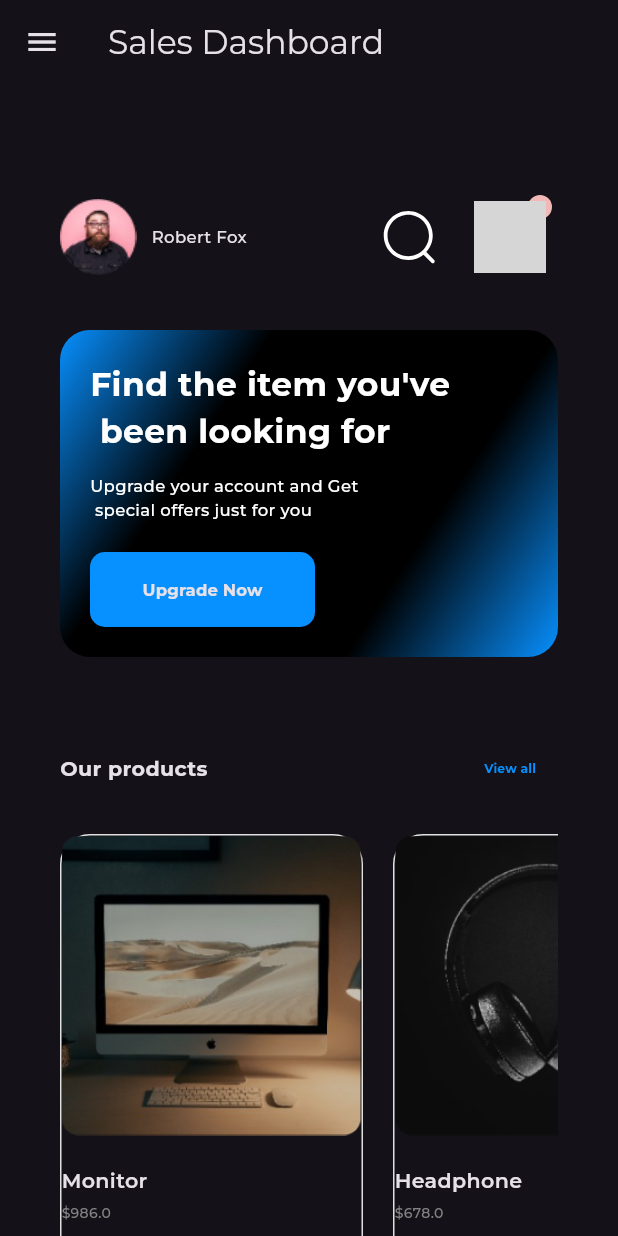
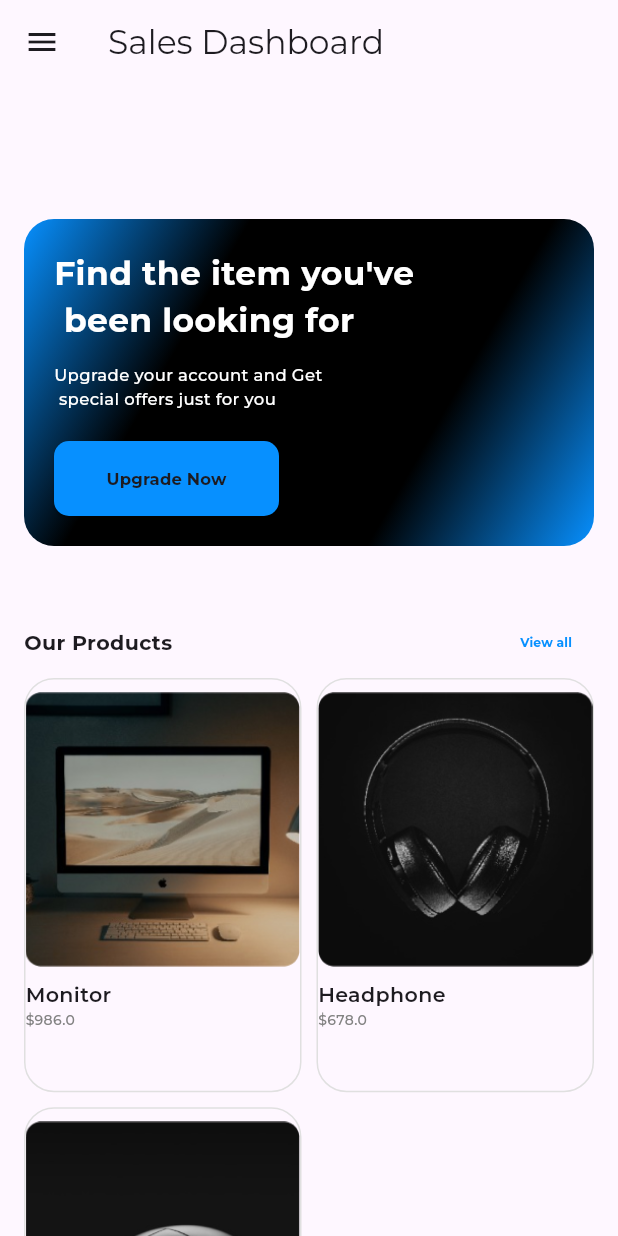
Before and after one commit to KhaledElalfy1/sales-responsive-dashboard, a Flutter app: the screen it shows after launch, on a phone screen of 412 x 824 dp. Run offline on Flutter 3.47's test engine with Material 3 defaults, Android fonts, the phone set to English and light mode, and no system bars; our stand-ins replace device_preview, flutter_svg, google_fonts; grey boxes are pictures that could not be loaded.

Commit message:
finish mobile layout

```diff
--- a/lib/features/home/presentation/view/widgets/card_item_list_view.dart
+++ b/lib/features/home/presentation/view/widgets/card_item_list_view.dart
@@ -31,6 +31,7 @@ class CardItemListView extends StatelessWidget {
     return SizedBox(
       height: products.length * (100.0 + 10),
       child: ListView.separated(
+        physics: const NeverScrollableScrollPhysics(),
         itemCount: products.length,
         itemBuilder: (context, index) => CardItemWidget(
           productModel: products[index],
--- a/lib/features/home/presentation/view/widgets/custom_card_button.dart
+++ b/lib/features/home/presentation/view/widgets/custom_card_button.dart
@@ -13,8 +13,8 @@ class CustomCardButton extends StatelessWidget {
     return Padding(
       padding: const EdgeInsets.symmetric(horizontal: 5.0),
       child: SizedBox(
-        height: 30,
-        width: 30,
+        height: 25,
+        width: 25,
         child: IconButton(
           style: ButtonStyle(
             shape: WidgetStateProperty.all(
@@ -29,7 +29,7 @@ class CustomCardButton extends StatelessWidget {
           onPressed: onPressed,
           icon: Icon(
             icon,
-            size: 15,
+            size: 12,
           ),
         ),
       ),
--- a/lib/features/home/presentation/view/widgets/custom_product_card.dart
+++ b/lib/features/home/presentation/view/widgets/custom_product_card.dart
@@ -24,13 +24,7 @@ class CustomProductCard extends StatelessWidget {
             productModel.image,
             height: 200,
           ),
-          const SizedBox(
-            height: 20,
-          ),
           Text(productModel.name, style: AppFonts.semiBold25(context)),
-          const SizedBox(
-            height: 5,
-          ),
           Text(
             '\$${productModel.price}',
             style: AppFonts.medium17(context)
--- a/lib/features/home/presentation/view/widgets/mobile_layout.dart
+++ b/lib/features/home/presentation/view/widgets/mobile_layout.dart
@@ -1,7 +1,10 @@
 import 'package:flutter/material.dart';
 import 'package:sales_responsive_dashboard/features/home/presentation/view/widgets/card_section.dart';
+import 'package:sales_responsive_dashboard/features/home/presentation/view/widgets/custom_product_card_grid.dart';
 import 'package:sales_responsive_dashboard/features/home/presentation/view/widgets/drawer_section.dart';
-import 'package:sales_responsive_dashboard/features/home/presentation/view/widgets/product_section.dart';
+import 'package:sales_responsive_dashboard/features/home/presentation/view/widgets/production_action_header.dart';
+import 'package:sales_responsive_dashboard/features/home/presentation/view/widgets/special_for_you_card_list_view.dart';
+import 'package:sales_responsive_dashboard/features/home/presentation/view/widgets/upgrade_promotion_widget.dart';
 
 class MobileLayout extends StatelessWidget {
   const MobileLayout({super.key});
@@ -15,11 +18,34 @@ class MobileLayout extends StatelessWidget {
         drawer: const Drawer(
           child: DrawerSection(),
         ),
-        body: ListView(
-          children: const [
-            ProductSection(),
-            CardSection(),
-          ],
+        body: Padding(
+          padding: const EdgeInsets.symmetric(horizontal: 16.0),
+          child: CustomScrollView(
+            slivers: [
+              const SliverToBoxAdapter(child: SizedBox(height: 50)),
+              const SliverToBoxAdapter(child: SizedBox(height: 40)),
+              const SliverToBoxAdapter(child: UpgradePromotionWidget()),
+              const SliverToBoxAdapter(child: SizedBox(height: 40)),
+              SliverToBoxAdapter(
+                child: ProductActionHeader(
+                  title: 'Our Products',
+                  onTap: () {},
+                ),
+              ),
+              const CustomProductCardGrid(childAspectRatio: 0.67),
+              const SliverToBoxAdapter(child: SizedBox(height: 20)),
+              SliverToBoxAdapter(
+                child: ProductActionHeader(
+                  title: 'Special for you',
+                  onTap: () {},
+                ),
+              ),
+              const SliverToBoxAdapter(child: SizedBox(height: 20)),
+              const SliverToBoxAdapter(child: SpecialForYouCardsListView()),
+              const SliverToBoxAdapter(child: SizedBox(height: 20)),
+              const SliverToBoxAdapter(child: CardSection()),
+            ],
+          ),
         ));
   }
 }
--- a/lib/main.dart
+++ b/lib/main.dart
@@ -1,9 +1,14 @@
+import 'package:device_preview/device_preview.dart';
 import 'package:flutter/material.dart';
 import 'package:sales_responsive_dashboard/core/themes/app_themes.dart';
 import 'package:sales_responsive_dashboard/features/home/presentation/view/home_view.dart';
 
 void main() {
-  runApp(const MyApp());
+  runApp(
+    DevicePreview(builder: (context) {
+      return const MyApp();
+    }),
+  );
 }
 
 class MyApp extends StatelessWidget {
@@ -13,10 +18,12 @@ class MyApp extends StatelessWidget {
   Widget build(BuildContext context) {
     return MaterialApp(
       debugShowCheckedModeBanner: false,
+      locale: DevicePreview.locale(context),
+      builder: DevicePreview.appBuilder,
       home: const HomeView(),
       theme: AppThemes().lightTheme,
       darkTheme: AppThemes().darkTheme,
-      themeMode: ThemeMode.dark,
+      themeMode: ThemeMode.light,
     );
   }
 }
--- a/pubspec.yaml
+++ b/pubspec.yaml
@@ -2,7 +2,7 @@ name: sales_responsive_dashboard
 description: "A new Flutter project."
 # The following line prevents the package from being accidentally published to
 # pub.dev using `flutter pub publish`. This is preferred for private packages.
-publish_to: 'none' # Remove this line if you wish to publish to pub.dev
+publish_to: "none" # Remove this line if you wish to publish to pub.dev
 
 # The following defines the version and build number for your application.
 # A version number is three numbers separated by dots, like 1.2.43
@@ -29,6 +29,7 @@ environment:
 # versions available, run `flutter pub outdated`.
 dependencies:
   cupertino_icons: ^1.0.8
+  device_preview: ^1.2.0
   flutter:
     sdk: flutter
   flutter_svg: ^2.0.17
@@ -44,7 +45,6 @@ dev_dependencies:
 # following page: https://dart.dev/tools/pub/pubspec
 # The following section is specific to Flutter packages.
 flutter:
-
   # The following line ensures that the Material Icons font is
   # included with your application, so that you can use the icons in
   # the material Icons class.
```
Also changed, not shown: pubspec.lock, 1 other file.
